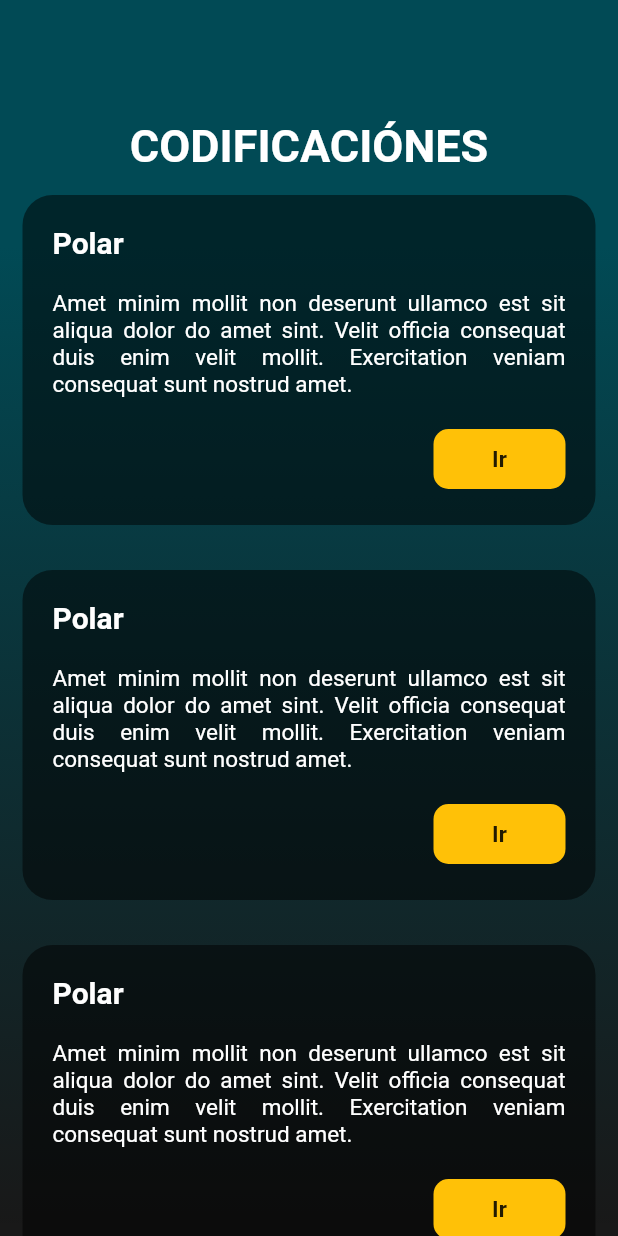
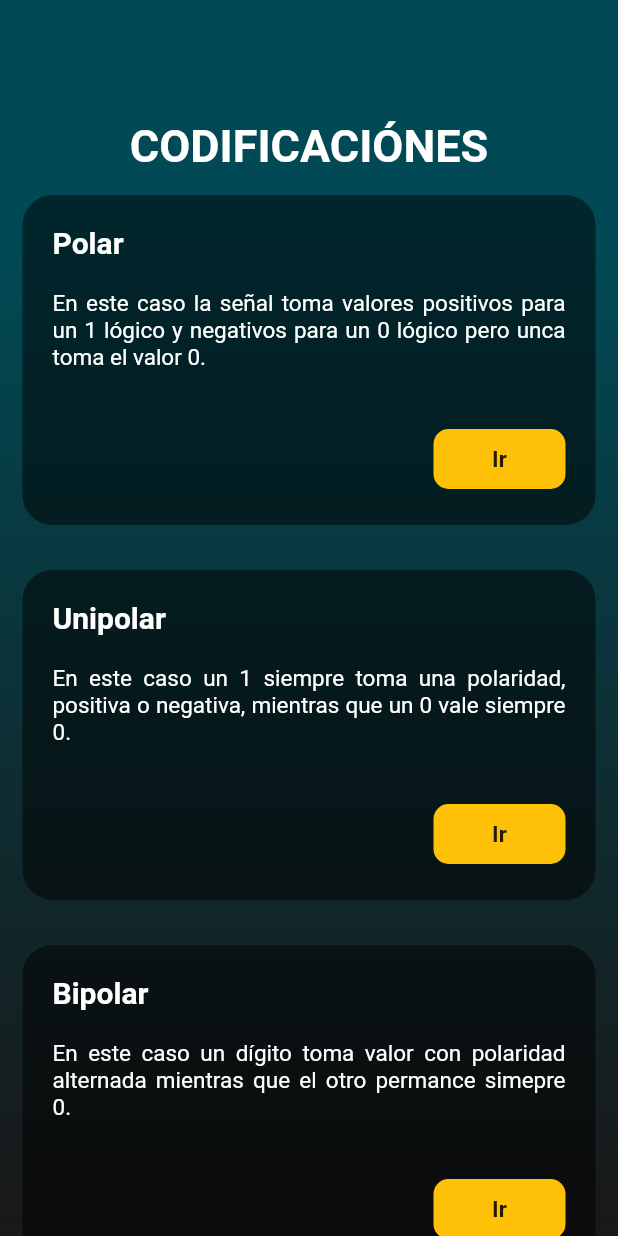
Before and after one commit to jazminasaleh/Dise-o_codificaiones, a Flutter app: the screen it shows after launch, on a phone screen of 412 x 824 dp. Run offline on Flutter 3.47's test engine with Material 2 defaults, Android fonts, the light colour scheme and no system bars.

Commit message:
desc codificaciones

```diff
--- a/lib/widgets/card_table.dart
+++ b/lib/widgets/card_table.dart
@@ -7,18 +7,47 @@ class CradTable extends StatelessWidget {
   Widget build(BuildContext context) {
     return Table(
       children: [
-        TableRow(children: [_SigleCard()]),
-        TableRow(children: [_SigleCard()]),
-        TableRow(children: [_SigleCard()]),
-        TableRow(children: [_SigleCard()]),
-        TableRow(children: [_SigleCard()])
+        TableRow(children: [
+          _SigleCard(
+            titulo: 'Polar',
+            desc: 'En este caso la señal toma valores positivos para un 1 lógico y negativos para un 0 lógico pero unca toma el valor 0.',
+          )
+        ]),
+        TableRow(children: [
+          _SigleCard(
+            titulo: 'Unipolar',
+            desc:
+                'En este caso un 1 siempre toma una polaridad, positiva o negativa, mientras que un 0 vale siempre 0.',
+          )
+        ]),
+        TableRow(children: [
+          _SigleCard(
+            titulo: 'Bipolar',
+            desc: 'En este caso un dígito toma valor con polaridad alternada mientras que el otro permance simepre 0.',
+          )
+        ]),
+        TableRow(children: [
+          _SigleCard(
+            titulo: 'Manchester',
+            desc: 'En este código siempre hay una transición en la mitad del intervalo de duración de los bits. Cada transición positiva representa un 1 y cada transición negativa representa un 0.',
+          )
+        ]),
+        TableRow(children: [
+          _SigleCard(
+            titulo: 'Manchester diferncial',
+            desc: 'En la descodificación se detecta el estado de cada intervalo y se lo compara con el estado del intervalo anterior. Si ocurrió un cambio de la señal se descodifica un 1 de lo contrario 0.',
+          )
+        ])
       ],
     );
   }
 }
 
 class _SigleCard extends StatelessWidget {
+  final String titulo;
+  final String desc;
 
+  const _SigleCard({super.key, required this.titulo, required this.desc});
   @override
   Widget build(BuildContext context) {
     return Container(
@@ -33,7 +62,7 @@ class _SigleCard extends StatelessWidget {
           Row(
             children: [
               Text(
-                'Polar',
+                titulo,
                 textAlign: TextAlign.left,
                 style: TextStyle(
                     color: Colors.white,
@@ -46,8 +75,7 @@ class _SigleCard extends StatelessWidget {
             height: 20,
           ),
           Expanded(
-            child: Text(
-                'Amet minim mollit non deserunt ullamco est sit aliqua dolor do amet sint. Velit officia consequat duis enim velit mollit. Exercitation veniam consequat sunt nostrud amet.',
+            child: Text(desc,
                 textAlign: TextAlign.justify,
                 style: TextStyle(color: Colors.white, fontSize: 15)),
           ),
```
